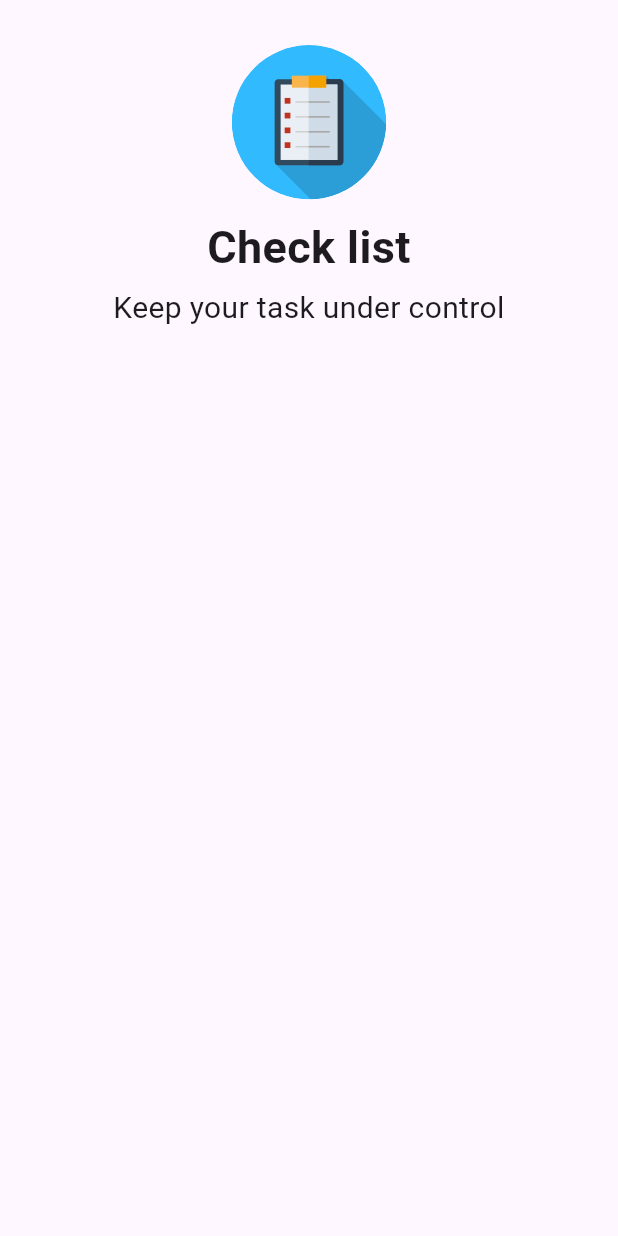
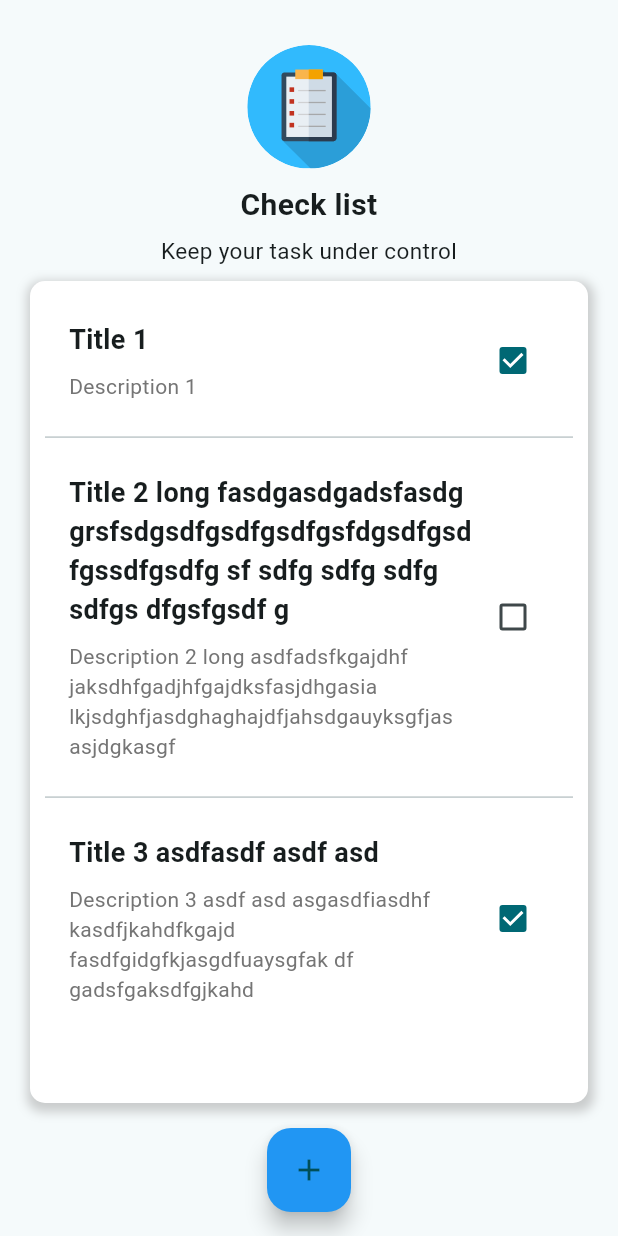
Before and after one commit to cgesoft/esercizio_iglu_app, a Flutter app: the screen it shows after launch, on a phone screen of 412 x 824 dp. Run offline on Flutter 3.47's test engine with Material 3 defaults, Android fonts, the phone set to English and light mode, and no system bars; our stand-ins replace auto_route, flutter_bloc, flutter_svg, get_it, logger.

Commit message:
feat: building task list and task item models and widgets

```diff
--- a/lib/core/theme/app_themes.dart
+++ b/lib/core/theme/app_themes.dart
@@ -3,7 +3,7 @@ import 'package:flutter/material.dart';
 abstract class AppTheme {
   static ThemeData get light {
     return ThemeData(
-      colorScheme: ColorScheme.fromSeed(seedColor: Colors.deepPurple),
+      colorScheme: ColorScheme.fromSeed(seedColor: Colors.white),
       useMaterial3: true,
     );
   }
--- a/lib/core/widgets/loading_widget.dart
+++ b/lib/core/widgets/loading_widget.dart
@@ -5,11 +5,12 @@ class LoadingWidget extends StatelessWidget {
 
   @override
   Widget build(BuildContext context) {
-    return Container(
+    return Scaffold(
+        body: Container(
       child: const Center(
         child: CircularProgressIndicator(),
       ),
       margin: const EdgeInsets.all(20),
-    );
+    ));
   }
 }
--- a/lib/features/task_list/presentation/blocs/task_list_page_cubit.dart
+++ b/lib/features/task_list/presentation/blocs/task_list_page_cubit.dart
@@ -11,6 +11,8 @@ class TaskListPageCubit extends Cubit<TaskListPageState> with LoggerMixin {
   TaskListPageCubit(this._taskListPageMapper) : super(TaskListPageInitialState());
 
   Future<void> initTaskListPage() async {
+    emit(TaskListPageLoadingState());
+    await Future.delayed(const Duration(seconds: 1));
     emit(TaskListPageSuccessState(pageUiModel: _taskListPageMapper()));
   }
 }
--- a/lib/features/task_list/presentation/entities/task_list_page_ui_model.dart
+++ b/lib/features/task_list/presentation/entities/task_list_page_ui_model.dart
@@ -2,10 +2,27 @@ class TaskListPageUiModel {
   final String logoPath;
   final String titleLabel;
   final String descriptionLabel;
+  final List<TaskItemModel> tasks;
+  final bool areTaskAvailable;
+  final String noTaskInformativeLabel;
 
   const TaskListPageUiModel({
     required this.logoPath,
     required this.titleLabel,
     required this.descriptionLabel,
+    required this.tasks,
+    required this.areTaskAvailable,
+    required this.noTaskInformativeLabel,
   });
 }
+
+class TaskItemModel {
+  final String title;
+  final String description;
+  final bool isDone;
+  const TaskItemModel({
+    required this.title,
+    required this.description,
+    required this.isDone,
+  });
+}
--- a/lib/features/task_list/presentation/mappers/task_list_page_ui_model_mapper.dart
+++ b/lib/features/task_list/presentation/mappers/task_list_page_ui_model_mapper.dart
@@ -13,13 +13,41 @@ class TaskListPageUiModelMapper implements Function0<TaskListPageUiModel> {
   static const titleLabel = 'Check list';
   @visibleForTesting
   static const descriptionLabel = 'Keep your task under control';
+  @visibleForTesting
+  static const noTaskInformativeLabel = 'You don\'t have any task yet.';
 
   @override
   TaskListPageUiModel call() {
-    return const TaskListPageUiModel(
+    return TaskListPageUiModel(
       logoPath: logoPath,
       titleLabel: titleLabel,
       descriptionLabel: descriptionLabel,
+      areTaskAvailable: true,
+      noTaskInformativeLabel: noTaskInformativeLabel,
+      tasks: _prepareTasks(),
     );
   }
+
+  _prepareTasks() {
+    return [
+      TaskItemModel(
+        title: 'Title 1',
+        description: 'Description 1',
+        isDone: true,
+      ),
+      TaskItemModel(
+        title:
+            'Title 2 long fasdgasdgadsfasdggrsfsdgsdfgsdfgsdfgsfdgsdfgsdfgssdfgsdfg sf sdfg sdfg sdfg sdfgs dfgsfgsdf g',
+        description:
+            'Description 2 long asdfadsfkgajdhf jaksdhfgadjhfgajdksfasjdhgasia lkjsdghfjasdghaghajdfjahsdgauyksgfjas asjdgkasgf ',
+        isDone: false,
+      ),
+      TaskItemModel(
+        title: 'Title 3 asdfasdf asdf asd',
+        description:
+            'Description 3 asdf asd asgasdfiasdhf kasdfjkahdfkgajd fasdfgidgfkjasgdfuaysgfak df gadsfgaksdfgjkahd ',
+        isDone: true,
+      ),
+    ];
+  }
 }
--- a/lib/features/task_list/presentation/pages/task_list_page.dart
+++ b/lib/features/task_list/presentation/pages/task_list_page.dart
@@ -15,7 +15,7 @@ class TaskListPage extends StatelessWidget {
 
   @override
   Widget build(BuildContext context) {
-    return Scaffold(body: _stateToBuilder(context));
+    return _stateToBuilder(context);
   }
 
   Widget _stateToBuilder(BuildContext context) {
--- a/lib/features/task_list/presentation/widgets/task_list_page_widget.dart
+++ b/lib/features/task_list/presentation/widgets/task_list_page_widget.dart
@@ -13,33 +13,36 @@ class TaskListPageWidget extends StatelessWidget {
     double screenWidth = MediaQuery.sizeOf(context).width;
     double screenHeight = MediaQuery.sizeOf(context).height;
     double shorterScreenSize = screenHeight > screenWidth ? screenWidth : screenHeight;
-    return SafeArea(
+    return Scaffold(
+      body: SafeArea(
         child: Padding(
-      padding: const EdgeInsets.all(20),
-      child: Column(
-        crossAxisAlignment: CrossAxisAlignment.stretch,
-        children: [
-          _buildLogo(context, shorterScreenSize),
-          _buildTitle(context),
-          _buildDescription(context),
-          _buildTaskList(context),
-        ],
+          padding: const EdgeInsets.all(20),
+          child: Column(
+            crossAxisAlignment: CrossAxisAlignment.stretch,
+            children: [
+              _buildLogo(shorterScreenSize),
+              _buildTitle(),
+              _buildDescription(),
+              _buildTaskList(shorterScreenSize),
+              //_buildAddTaskButton(),
+            ],
+          ),
+        ),
       ),
-    ));
+      floatingActionButton: FloatingActionButton(
+        onPressed: () {
+          // Add your onPressed logic here
+          print('Floating Action Button Pressed');
+        },
+        child: const Icon(Icons.add),
+        backgroundColor: Colors.blue,
+      ),
+      floatingActionButtonLocation: FloatingActionButtonLocation.centerFloat,
+    );
   }
 
-  _buildTaskList(BuildContext context) {
-    return SingleChildScrollView(
-        physics: const ClampingScrollPhysics(),
-        child: Column(
-          crossAxisAlignment: CrossAxisAlignment.stretch,
-          mainAxisAlignment: MainAxisAlignment.spaceBetween,
-          children: [],
-        ));
-  }
-
-  _buildLogo(BuildContext context, double shorterScreenSize) {
-    double logoSize = shorterScreenSize / 4;
+  _buildLogo(double shorterScreenSize) {
+    double logoSize = shorterScreenSize / 5;
     return Padding(
       padding: const EdgeInsets.only(top: 10),
       child: Row(
@@ -57,24 +60,109 @@ class TaskListPageWidget extends StatelessWidget {
     );
   }
 
-  _buildTitle(BuildContext context) {
+  _buildTitle() {
     return Padding(
       padding: const EdgeInsets.only(top: 10),
       child: Text(
         pageUiModel.titleLabel,
         textAlign: TextAlign.center,
-        style: const TextStyle(fontWeight: FontWeight.bold, fontSize: 30),
+        style: const TextStyle(fontWeight: FontWeight.bold, fontSize: 20),
       ),
     );
   }
 
-  _buildDescription(BuildContext context) {
+  _buildDescription() {
     return Padding(
       padding: const EdgeInsets.only(top: 5),
       child: Text(
         pageUiModel.descriptionLabel,
         textAlign: TextAlign.center,
-        style: const TextStyle(fontSize: 20),
+        style: const TextStyle(fontSize: 15),
+      ),
+    );
+  }
+
+  _buildTaskList(double shorterScreenSize) {
+    return Expanded(
+        child: Padding(
+            padding: EdgeInsets.only(top: 10, bottom: shorterScreenSize / 6),
+            child: Container(
+              padding: const EdgeInsets.all(10), // Adjust the padding as needed
+              decoration: BoxDecoration(
+                color: Colors.white,
+                borderRadius: BorderRadius.circular(10),
+                boxShadow: [
+                  BoxShadow(
+                    color: Colors.grey.withOpacity(0.5),
+                    spreadRadius: 3,
+                    blurRadius: 5,
+                    offset: const Offset(1, 3), // changes position of shadow
+                  ),
+                ],
+              ),
+              child: pageUiModel.areTaskAvailable ? _buildTaskItems() : _buildNoTaskToShow(),
+            )));
+  }
+
+  _buildNoTaskToShow() {
+    return Center(
+      child: Text(
+        pageUiModel.noTaskInformativeLabel,
+        textAlign: TextAlign.center,
+      ),
+    );
+  }
+
+  _buildTaskItems() {
+    return ListView.separated(
+      itemCount: pageUiModel.tasks.length,
+      itemBuilder: (context, index) {
+        final taskItem = pageUiModel.tasks[index];
+        return _buildTaskItem(taskItem);
+      },
+      separatorBuilder: (BuildContext context, int index) => const Divider(),
+    );
+  }
+
+  _buildTaskItem(TaskItemModel taskItem) {
+    return Material(
+      clipBehavior: Clip.hardEdge,
+      color: Colors.transparent,
+      child: InkWell(
+        child: Padding(
+          padding: const EdgeInsets.all(16.0),
+          child: Row(
+            children: <Widget>[
+              Expanded(
+                child: Column(
+                  crossAxisAlignment: CrossAxisAlignment.start,
+                  children: <Widget>[
+                    Text(
+                      taskItem.title,
+                      style: const TextStyle(
+                        fontSize: 18.0,
+                        fontWeight: FontWeight.bold,
+                      ),
+                    ),
+                    const SizedBox(height: 8.0),
+                    Text(
+                      taskItem.description,
+                      style: TextStyle(
+                        fontSize: 14.0,
+                        color: Colors.grey[600],
+                      ),
+                    ),
+                  ],
+                ),
+              ),
+              Checkbox(
+                value: taskItem.isDone,
+                onChanged: (bool? value) {},
+              ),
+            ],
+          ),
+        ),
+        onTap: () {},
       ),
     );
   }
```
